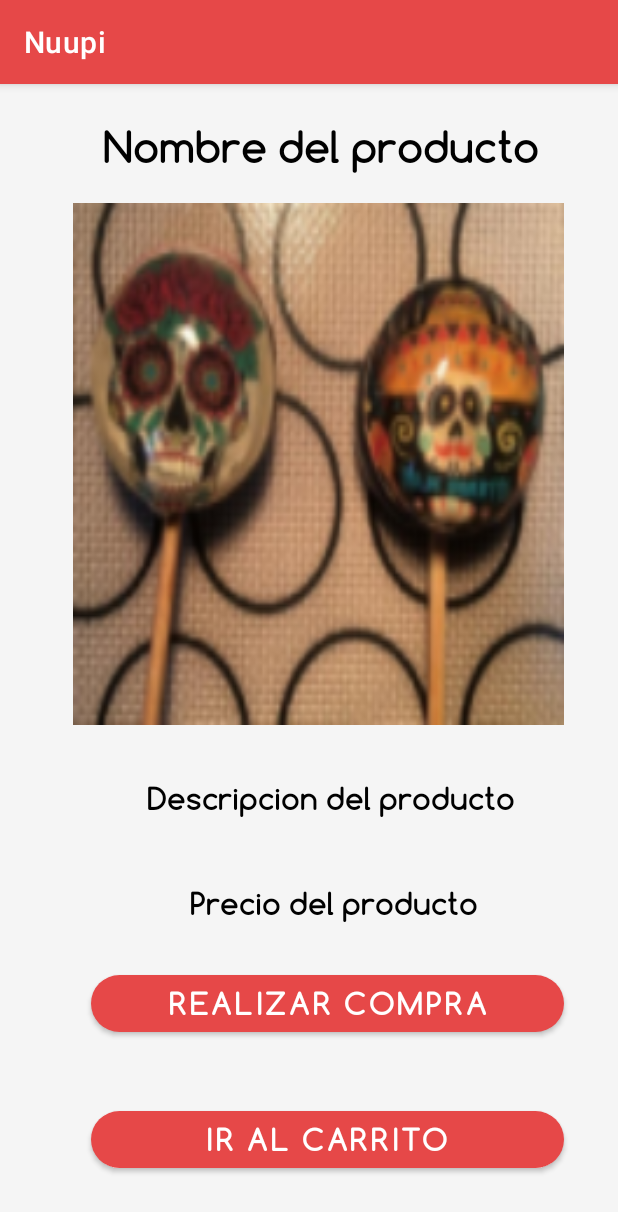
After one commit to YorelyDamian/NuupiKotlin, an Android app: the fragment DetailFragment shown on its own in the app's theme, on a phone screen of 412 x 824 dp. The commit adds this screen. Shown: the top 1212 px of the screen. Run offline under Robolectric (Android 15) with nearby library versions, the phone set to English and light mode, and no system bars.

Commit message:
ListadoProductos

```diff
--- a/app/src/main/java/com/example/nuupikotlin/view/AdapterClass.kt
+++ b/app/src/main/java/com/example/nuupikotlin/view/AdapterClass.kt
@@ -19,8 +19,8 @@ class AdapterClass(private val dataList:ArrayList<DataClass>):RecyclerView.Adapt
 
     override fun onBindViewHolder(holder: ViewHolderClass, position: Int) {
         val currentItem = dataList[position]
+        holder.itemNombreProduto.text = currentItem.dataNombre
         holder.itemImage.setImageResource(currentItem.dataImage)
-        holder.itemNombreProduto.text = currentItem.dataNombre
         holder.itemDescripcion.text = currentItem.dataDescrip
         holder.itemPrecio.text = currentItem.dataPrecio
 
--- a/app/src/main/java/com/example/nuupikotlin/view/DataClass.kt
+++ b/app/src/main/java/com/example/nuupikotlin/view/DataClass.kt
@@ -3,18 +3,18 @@ package com.example.nuupikotlin.view
 import android.os.Parcel
 import android.os.Parcelable
 
-data class DataClass(var dataImage:Int,var dataNombre:String,var dataDescrip:String, var dataPrecio:String):Parcelable {
+data class DataClass(var dataNombre:String,var dataImage:Int, var dataDescrip:String, var dataPrecio:String):Parcelable {
     constructor(parcel: Parcel) : this(
+        parcel.readString()!!,
         parcel.readInt(),
-        parcel.readString()!!,
         parcel.readString()!!,
         parcel.readString()!!
     ) {
     }
 
     override fun writeToParcel(parcel: Parcel, flags: Int) {
+        parcel.writeString(dataNombre)
         parcel.writeInt(dataImage)
-        parcel.writeString(dataNombre)
         parcel.writeString(dataDescrip)
         parcel.writeString(dataPrecio)
     }
--- /dev/null
+++ b/app/src/main/java/com/example/nuupikotlin/view/DetailFragment.kt
@@ -0,0 +1,33 @@
+package com.example.nuupikotlin.view
+
+import android.os.Bundle
+import androidx.fragment.app.Fragment
+import android.view.LayoutInflater
+import android.view.View
+import android.view.ViewGroup
+import android.widget.ImageView
+import android.widget.TextView
+import com.example.nuupikotlin.R
+import java.net.URI
+
+class DetailFragment : Fragment() {
+
+    override fun onCreateView(inflater: LayoutInflater, container: ViewGroup?, savedInstanceState: Bundle?): View? {
+        // Inflate the layout for this fragment
+        return inflater.inflate(R.layout.fragment_detail, container, false)
+
+        val getData = activity?.intent?.getParcelableExtra<DataClass>("android")
+        if (getData != null){
+            val detail_Nombre: TextView? = view?.findViewById(R.id.detailNombre)
+            val detail_Image:ImageView? = view?.findViewById(R.id.detailImage)
+            val detail_Producto:TextView? = view?.findViewById(R.id.detailProducto)
+            val detail_Precio:TextView? = view?.findViewById(R.id.detailPrecio)
+
+            detail_Nombre?.text = getData.dataNombre
+            detail_Image?.setImageResource(getData.dataImage)
+            detail_Producto?.text = getData.dataDescrip
+            detail_Precio?.text = getData.dataPrecio
+        }
+    }
+
+}
--- a/app/src/main/java/com/example/nuupikotlin/view/ProductoFragment.kt
+++ b/app/src/main/java/com/example/nuupikotlin/view/ProductoFragment.kt
@@ -85,19 +85,20 @@ class ProductoFragment : Fragment() {
         dataList = arrayListOf<DataClass>()
         getData()
 
-        //recyclerView.adapter = myAdapter
+        myAdapter = AdapterClass(dataList)
+        recyclerView.adapter = myAdapter
 
-        //myAdapter.onItemClick={
-        //    val intent = Intent(requireContext(),DetailActivity::class.java)
-        //    intent.putExtra("android",it)
-        //    startActivity(intent)
-        //}
+        myAdapter.onItemClick={
+            val intent = Intent(context,DetailActivity::class.java)
+            intent.putExtra("android",it)
+            startActivity(intent)
+        }
 
     }
 
     private fun getData(){
         for(i in imageList.indices){
-            val dataClass = DataClass(imageList[i],nombreList[i],drecripList[i],precioList[i])
+            val dataClass = DataClass(nombreList[i],imageList[i],drecripList[i],precioList[i])
             dataList.add(dataClass)
         }
         recyclerView.adapter = AdapterClass(dataList)
--- /dev/null
+++ b/app/src/main/res/layout/fragment_detail.xml
@@ -0,0 +1,103 @@
+<?xml version="1.0" encoding="utf-8"?>
+<androidx.constraintlayout.widget.ConstraintLayout xmlns:android="http://schemas.android.com/apk/res/android"
+    xmlns:tools="http://schemas.android.com/tools"
+    android:layout_width="match_parent"
+    android:layout_height="match_parent"
+    xmlns:app="http://schemas.android.com/apk/res-auto"
+    tools:context=".view.DetailActivity"
+    android:background="@color/colorFondo">
+
+    <TextView
+        android:id="@+id/detailNombre"
+        android:layout_width="wrap_content"
+        android:layout_height="wrap_content"
+        android:text="Nombre del producto"
+        android:fontFamily="@font/comfortaabold"
+        android:layout_marginTop="24dp"
+        android:textSize="28sp"
+        android:textColor="@color/black"
+        android:layout_marginStart="16dp"
+        android:textAlignment="center"
+        app:layout_constraintStart_toStartOf="parent"
+        app:layout_constraintEnd_toEndOf="parent"
+        app:layout_constraintTop_toTopOf="parent"/>
+
+    <ImageView
+        android:id="@+id/detailImage"
+        android:layout_width="327dp"
+        android:layout_height="348dp"
+        android:layout_marginStart="16dp"
+        android:layout_marginTop="20dp"
+        android:layout_marginEnd="8dp"
+        android:scaleType="fitXY"
+        android:src="@drawable/muertos"
+        app:layout_constraintEnd_toEndOf="parent"
+        app:layout_constraintHorizontal_bias="0.534"
+        app:layout_constraintStart_toStartOf="parent"
+        app:layout_constraintTop_toBottomOf="@+id/detailNombre" />
+
+    <TextView
+        android:id="@+id/detailProducto"
+        android:layout_width="wrap_content"
+        android:layout_height="wrap_content"
+        android:layout_marginStart="16dp"
+        android:layout_marginTop="36dp"
+        android:fontFamily="@font/comfortaabold"
+        android:text="Descripcion del producto"
+        android:textAlignment="center"
+        android:textColor="@color/black"
+        android:textSize="20sp"
+        app:layout_constraintEnd_toEndOf="parent"
+        app:layout_constraintHorizontal_bias="0.543"
+        app:layout_constraintStart_toStartOf="parent"
+        app:layout_constraintTop_toBottomOf="@+id/detailImage" />
+
+    <TextView
+        android:id="@+id/detailPrecio"
+        android:layout_width="wrap_content"
+        android:layout_height="wrap_content"
+        android:layout_marginStart="16dp"
+        android:layout_marginTop="44dp"
+        android:fontFamily="@font/comfortaabold"
+        android:text="Precio del producto"
+        android:textAlignment="center"
+        android:textColor="@color/black"
+        android:textSize="20sp"
+        app:layout_constraintEnd_toEndOf="parent"
+        app:layout_constraintHorizontal_bias="0.544"
+        app:layout_constraintStart_toStartOf="parent"
+        app:layout_constraintTop_toBottomOf="@+id/detailProducto" />
+
+    <com.google.android.material.button.MaterialButton
+        android:id="@+id/btnCompra"
+        android:layout_width="315dp"
+        android:layout_height="50dp"
+        android:layout_gravity="center_horizontal"
+        android:fontFamily="@font/comfortaabold"
+        android:text="REALIZAR COMPRA"
+        android:textSize="20dp"
+        app:cornerRadius="20dp"
+        app:layout_constraintBottom_toBottomOf="parent"
+        app:layout_constraintEnd_toEndOf="parent"
+        app:layout_constraintHorizontal_bias="0.625"
+        app:layout_constraintStart_toStartOf="parent"
+        app:layout_constraintTop_toBottomOf="@+id/detailPrecio"
+        app:layout_constraintVertical_bias="0.182" />
+
+    <com.google.android.material.button.MaterialButton
+        android:id="@+id/btnCarrito"
+        android:layout_width="315dp"
+        android:layout_height="50dp"
+        android:layout_gravity="center_horizontal"
+        android:fontFamily="@font/comfortaabold"
+        android:text="IR AL CARRITO"
+        android:textSize="20dp"
+        app:cornerRadius="20dp"
+        app:layout_constraintBottom_toBottomOf="parent"
+        app:layout_constraintEnd_toEndOf="parent"
+        app:layout_constraintHorizontal_bias="0.625"
+        app:layout_constraintStart_toStartOf="parent"
+        app:layout_constraintTop_toBottomOf="@+id/btnCompra"
+        app:layout_constraintVertical_bias="0.505" />
+
+</androidx.constraintlayout.widget.ConstraintLayout>
--- a/app/src/main/res/navigation/mobile_navigation.xml
+++ b/app/src/main/res/navigation/mobile_navigation.xml
@@ -54,8 +54,7 @@
         tools:layout="@layout/fragment_compras" >
         <action
             android:id="@+id/action_nav_compras_to_nav_Producto"
-            app:destination="@id/nav_Producto"
-            app:popUpTo="@id/nav_compras"/>
+            app:destination="@id/nav_Producto" />
     </fragment>
 
     <fragment
@@ -88,6 +87,32 @@
         android:label="@string/barra_Producto"
         android:name="com.example.nuupikotlin.view.ProductoFragment"
         tools:layout="@layout/fragment_producto" >
+        <!--<action
+            android:id="@+id/action_nav_Producto_to_nav_DetailProduc"
+            app:destination="@id/nav_DetailProduc" />-->
+        <action
+            android:id="@+id/action_nav_Producto_to_nav_DetailProducFrag"
+            app:destination="@id/nav_DetailProducFrag" />
+    </fragment>
+
+    <!--<fragment
+        android:id="@+id/nav_DetailProduc"
+        android:label="@string/barra_Producto"
+        android:name="com.example.nuupikotlin.view.DetailActivity"
+        tools:layout="@layout/activity_detail" >
+        <action
+            android:id="@+id/action_nav_DetailProduc_to_nav_Pago"
+            app:destination="@id/nav_Pago" />
+    </fragment>-->
+
+    <fragment
+        android:id="@+id/nav_DetailProducFrag"
+        android:label="@string/barra_Producto"
+        android:name="com.example.nuupikotlin.view.DetailFragment"
+        tools:layout="@layout/fragment_detail" >
+        <action
+            android:id="@+id/action_nav_DetailProduc_to_nav_Pago"
+            app:destination="@id/nav_Pago" />
     </fragment>
 
     <fragment
```
